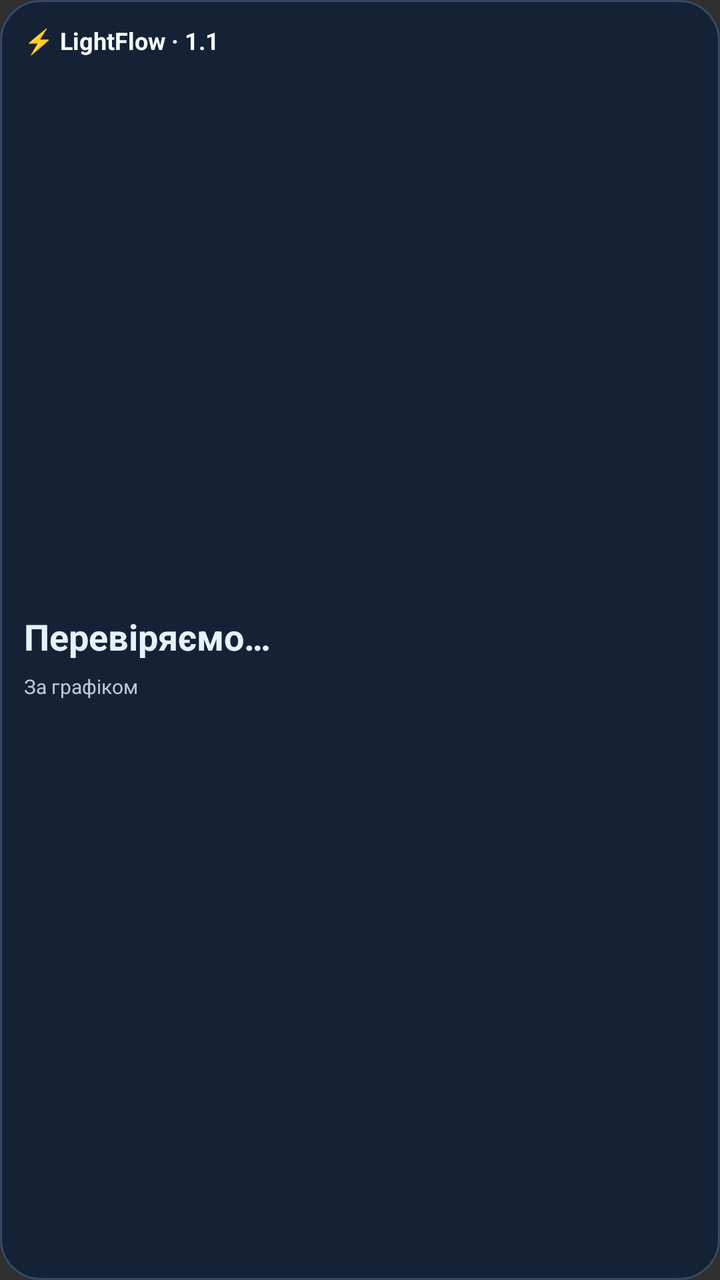
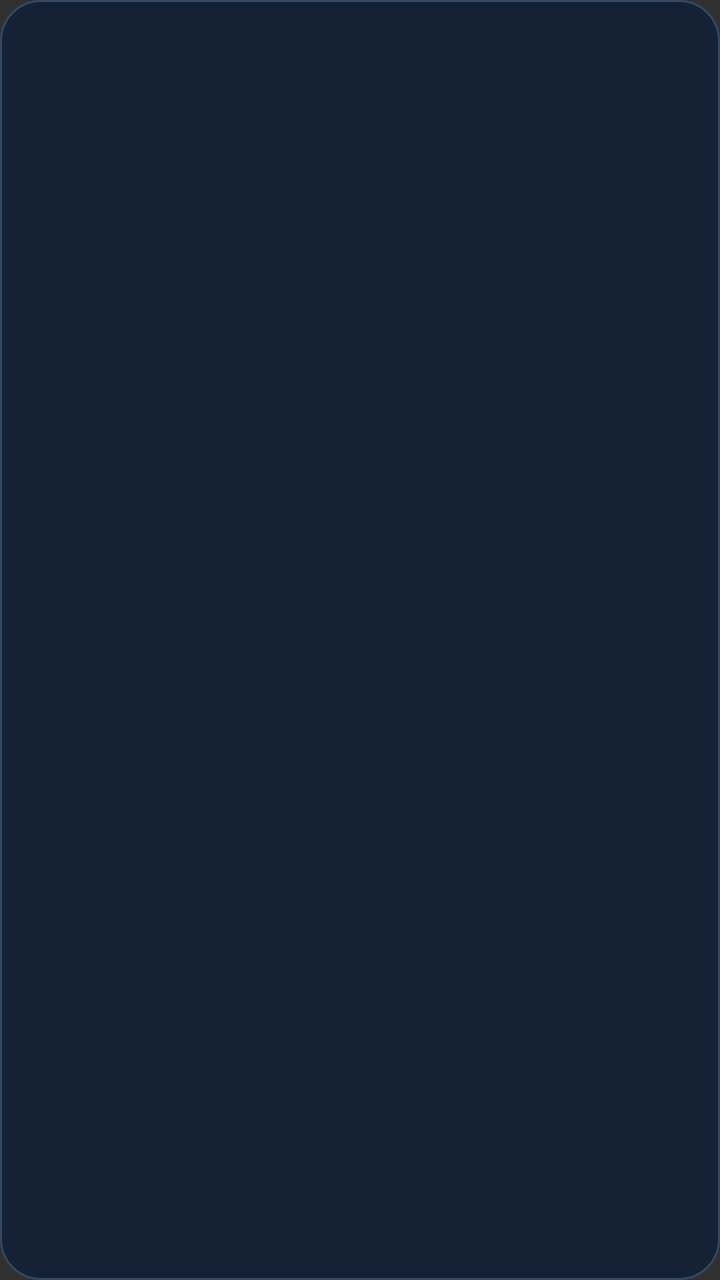

Compare the two renders of this Android layout. The source of the first and the diff that turns it into the second are given below.
<!-- AndroidManifest.xml: application theme android:Theme.Material.NoActionBar -->
<!-- res/layout/widget_small.xml -->
<?xml version="1.0" encoding="utf-8"?>
<FrameLayout xmlns:android="http://schemas.android.com/apk/res/android"
    android:id="@+id/smallRoot"
    android:layout_width="match_parent"
    android:layout_height="match_parent"
    android:background="@drawable/widget_background">

    <LinearLayout
        android:layout_width="match_parent"
        android:layout_height="match_parent"
        android:orientation="vertical"
        android:padding="12dp">
    <TextView
            android:layout_width="match_parent"
            android:layout_height="wrap_content"
            android:text="⚡ LightFlow · 1.1"
            android:textColor="#F9FBFF"
            android:textSize="12sp"
            android:textStyle="bold"/>
        <TextView android:layout_width="1dp" android:layout_height="0dp" android:layout_weight="1"/>
        <TextView
            android:id="@+id/smallStatus"
            android:layout_width="match_parent"
            android:layout_height="wrap_content"
            android:text="Перевіряємо…"
            android:textColor="#E8F1FF"
            android:textSize="18sp"
            android:maxLines="2"
            android:textStyle="bold"/>
        <TextView
            android:id="@+id/smallInfo"
            android:layout_width="match_parent"
            android:layout_height="wrap_content"
            android:layout_marginTop="6dp"
            android:text="За графіком"
            android:textColor="#B9C9DB"
            android:textSize="10sp"
            android:maxLines="2"/>
        <TextView android:layout_width="1dp" android:layout_height="0dp" android:layout_weight="1"/>
    </LinearLayout>

    
    <FrameLayout
        android:id="@+id/smallLoading"
        android:layout_width="match_parent"
        android:layout_height="match_parent"
        android:background="#F016253A"
        android:visibility="gone">

        <ImageView
            android:id="@+id/smallRipple"
            android:layout_width="match_parent"
            android:layout_height="match_parent"
            android:scaleType="fitXY"
            android:src="@drawable/ripple_stage_1"
            android:contentDescription="@null"/>

        <TextView
            android:id="@+id/smallLoadingText"
            android:layout_width="match_parent"
            android:layout_height="wrap_content"
            android:layout_gravity="bottom|center_horizontal"
            android:layout_marginBottom="10dp"
            android:gravity="center"
            android:text="Оновлюємо…"
            android:textColor="#F4F8FF"
            android:textStyle="bold"
            android:textSize="12sp"
            android:maxLines="2"/>
    </FrameLayout>
</FrameLayout>
<!-- resources referenced by this layout -->
<resources>
  <!-- drawable ripple_stage_1 (drawable) -->
  <?xml version="1.0" encoding="utf-8"?>
  <vector xmlns:android="http://schemas.android.com/apk/res/android"
      android:width="160dp"
      android:height="160dp"
      android:viewportWidth="160"
      android:viewportHeight="160">
      <path android:fillColor="#00000000" android:strokeWidth="2.5" android:strokeColor="#CC82F4D1" android:pathData="M 66,80 A 14,14 0 1,0 94,80 A 14,14 0 1,0 66,80 Z" />
      <path android:fillColor="#00000000" android:strokeWidth="2.5" android:strokeColor="#665FE3CA" android:pathData="M 50,80 A 30,30 0 1,0 110,80 A 30,30 0 1,0 50,80 Z" />
      <path android:fillColor="#F9D875" android:pathData="M 84,61 L 69,83 L 80,83 L 77,101 L 94,76 L 83,76 Z" />
  </vector>
  <!-- drawable widget_background (drawable) -->
  <?xml version="1.0" encoding="utf-8"?>
  <shape xmlns:android="http://schemas.android.com/apk/res/android">
      <solid android:color="#152236"/>
      <corners android:radius="20dp"/>
      <stroke android:width="1dp" android:color="#344963"/>
  </shape>
</resources>

<!-- the commit's change to res/layout/widget_small.xml (unified diff, before → after) -->
@@ -5,46 +5,18 @@
     android:layout_height="match_parent"
     android:background="@drawable/widget_background">
 
-    <LinearLayout
+    <ImageView
+        android:id="@+id/smallArtwork"
         android:layout_width="match_parent"
         android:layout_height="match_parent"
-        android:orientation="vertical"
-        android:padding="12dp">
-    <TextView
-            android:layout_width="match_parent"
-            android:layout_height="wrap_content"
-            android:text="⚡ LightFlow · 1.1"
-            android:textColor="#F9FBFF"
-            android:textSize="12sp"
-            android:textStyle="bold"/>
-        <TextView android:layout_width="1dp" android:layout_height="0dp" android:layout_weight="1"/>
-        <TextView
-            android:id="@+id/smallStatus"
-            android:layout_width="match_parent"
-            android:layout_height="wrap_content"
-            android:text="Перевіряємо…"
-            android:textColor="#E8F1FF"
-            android:textSize="18sp"
-            android:maxLines="2"
-            android:textStyle="bold"/>
-        <TextView
-            android:id="@+id/smallInfo"
-            android:layout_width="match_parent"
-            android:layout_height="wrap_content"
-            android:layout_marginTop="6dp"
-            android:text="За графіком"
-            android:textColor="#B9C9DB"
-            android:textSize="10sp"
-            android:maxLines="2"/>
-        <TextView android:layout_width="1dp" android:layout_height="0dp" android:layout_weight="1"/>
-    </LinearLayout>
+        android:scaleType="fitCenter"
+        android:contentDescription="@null" />
 
-    
     <FrameLayout
         android:id="@+id/smallLoading"
         android:layout_width="match_parent"
         android:layout_height="match_parent"
-        android:background="#F016253A"
+        android:background="#F0121C2B"
         android:visibility="gone">
 
         <ImageView
@@ -60,12 +32,12 @@
             android:layout_width="match_parent"
             android:layout_height="wrap_content"
             android:layout_gravity="bottom|center_horizontal"
-            android:layout_marginBottom="10dp"
+            android:layout_marginBottom="13dp"
             android:gravity="center"
             android:text="Оновлюємо…"
             android:textColor="#F4F8FF"
+            android:textSize="13sp"
             android:textStyle="bold"
-            android:textSize="12sp"
-            android:maxLines="2"/>
+            android:maxLines="1" />
     </FrameLayout>
 </FrameLayout>
